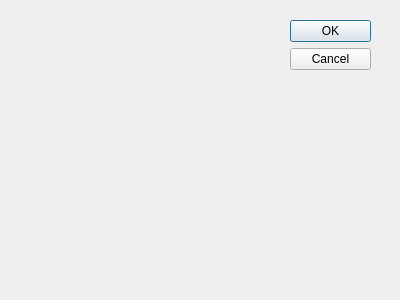
The window that NETSEC-1/captureoptions.ui (solimy/NETSEC-1) describes before a commit, drawn with Qt 5.
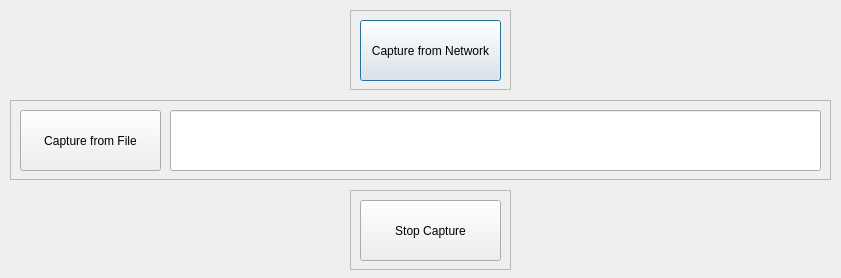
The same window after the commit.

Diff of the .ui file:
```diff
--- a/NETSEC-1/captureoptions.ui
+++ b/NETSEC-1/captureoptions.ui
@@ -1,35 +1,114 @@
-<ui version="4.0" >
- <author></author>
- <comment></comment>
- <exportmacro></exportmacro>
- <class>Dialog</class>
- <widget class="QDialog" name="Dialog" >
-  <property name="geometry" >
+<?xml version="1.0" encoding="UTF-8"?>
+<ui version="4.0">
+ <class>CaptureOptions</class>
+ <widget class="QDialog" name="CaptureOptions">
+  <property name="geometry">
    <rect>
     <x>0</x>
     <y>0</y>
-    <width>400</width>
-    <height>300</height>
+    <width>841</width>
+    <height>278</height>
    </rect>
   </property>
   <property name="windowTitle" >
    <string>Dialog</string>
   </property>
-  <widget class="QDialogButtonBox" name="buttonBox" >
-   <property name="geometry" >
+  <widget class="QFrame" name="frame">
+   <property name="geometry">
     <rect>
-     <x>290</x>
-     <y>20</y>
-     <width>81</width>
-     <height>241</height>
+     <x>350</x>
+     <y>10</y>
+     <width>161</width>
+     <height>80</height>
     </rect>
    </property>
-   <property name="orientation" >
-    <enum>Qt::Vertical</enum>
+   <property name="frameShape">
+    <enum>QFrame::StyledPanel</enum>
    </property>
-   <property name="standardButtons" >
-    <set>QDialogButtonBox::Cancel|QDialogButtonBox::Ok</set>
+   <property name="frameShadow">
+    <enum>QFrame::Raised</enum>
    </property>
+   <widget class="QPushButton" name="pushButton">
+    <property name="geometry">
+     <rect>
+      <x>10</x>
+      <y>10</y>
+      <width>141</width>
+      <height>61</height>
+     </rect>
+    </property>
+    <property name="text">
+     <string>Capture from Network</string>
+    </property>
+   </widget>
+  </widget>
+  <widget class="QFrame" name="frame_2">
+   <property name="geometry">
+    <rect>
+     <x>10</x>
+     <y>100</y>
+     <width>821</width>
+     <height>80</height>
+    </rect>
+   </property>
+   <property name="frameShape">
+    <enum>QFrame::StyledPanel</enum>
+   </property>
+   <property name="frameShadow">
+    <enum>QFrame::Raised</enum>
+   </property>
+   <widget class="QPushButton" name="pushButton_2">
+    <property name="geometry">
+     <rect>
+      <x>10</x>
+      <y>10</y>
+      <width>141</width>
+      <height>61</height>
+     </rect>
+    </property>
+    <property name="text">
+     <string>Capture from File</string>
+    </property>
+   </widget>
+   <widget class="QLineEdit" name="lineEdit">
+    <property name="geometry">
+     <rect>
+      <x>160</x>
+      <y>10</y>
+      <width>651</width>
+      <height>61</height>
+     </rect>
+    </property>
+   </widget>
+  </widget>
+  <widget class="QFrame" name="frame_3">
+   <property name="geometry">
+    <rect>
+     <x>350</x>
+     <y>190</y>
+     <width>161</width>
+     <height>80</height>
+    </rect>
+   </property>
+   <property name="frameShape">
+    <enum>QFrame::StyledPanel</enum>
+   </property>
+   <property name="frameShadow">
+    <enum>QFrame::Raised</enum>
+   </property>
+   <widget class="QPushButton" name="pushButton_3">
+    <property name="geometry">
+     <rect>
+      <x>10</x>
+      <y>10</y>
+      <width>141</width>
+      <height>61</height>
+     </rect>
+    </property>
+    <property name="text">
+     <string>Stop Capture</string>
+    </property>
+   </widget>
   </widget>
  </widget>
  <pixmapfunction></pixmapfunction>
```
Left out of the diff: 38 changed lines with no effect on the pictures.
